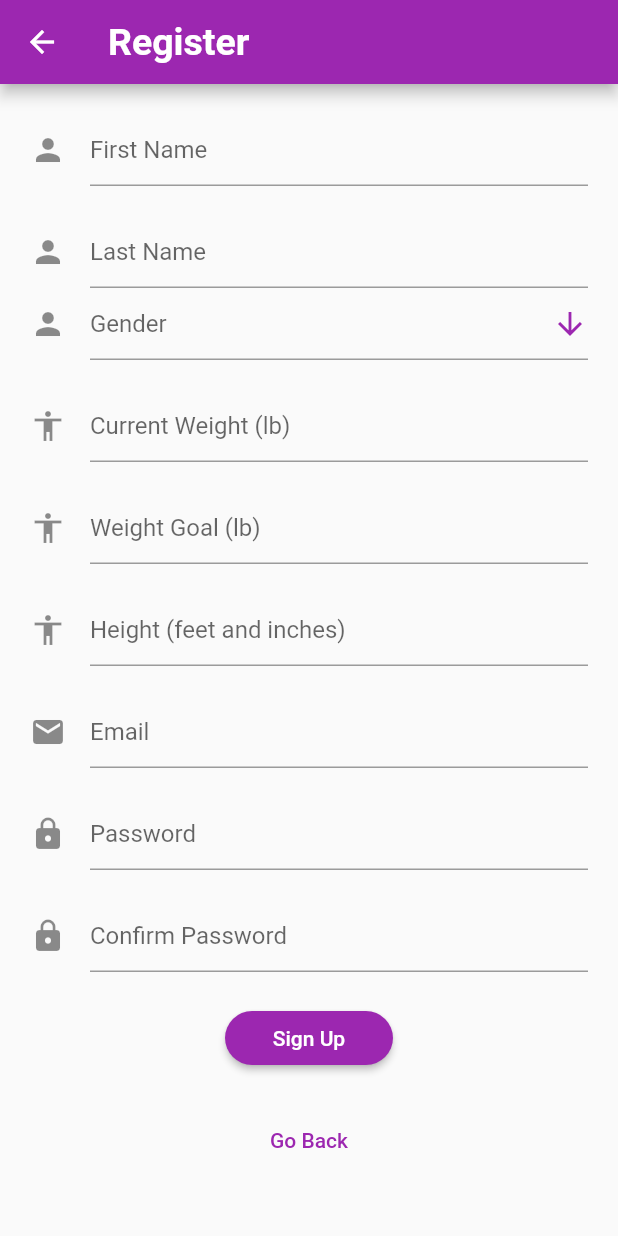
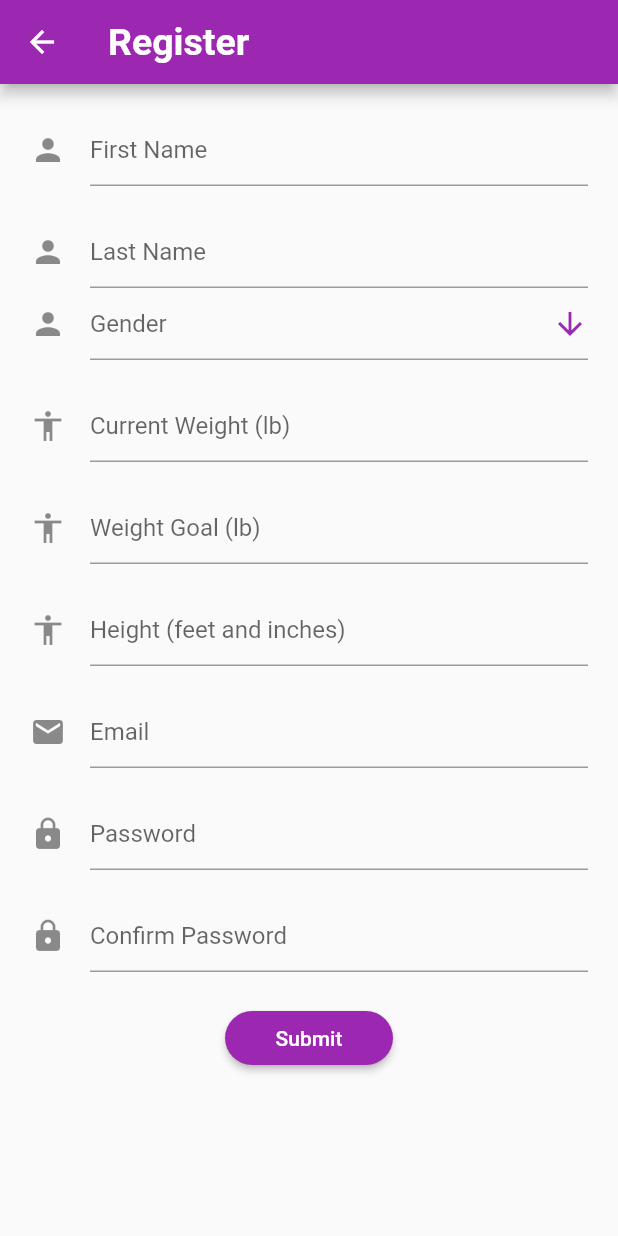
Before and after one commit to HarryChen1995/Poundora, a Flutter app: the Sign_Up_Page screen opened by its route, on a phone screen of 412 x 824 dp. Run offline on Flutter 3.47's test engine with Material 2 defaults, Android fonts, the phone set to English and light mode, and no system bars; our stand-ins replace firebase_auth, firebase_database, shared_preferences; accounts and stored records are empty.

Commit message:
Go back Buttton removed in Sign up Page

```diff
--- a/lib/pages/sign_up.dart
+++ b/lib/pages/sign_up.dart
@@ -369,18 +369,8 @@ class Sign_Up_State extends State<Sign_Up_Page> {
                           }
                         }
                       },
-                      child: Text("Sign Up",
-                          style: TextStyle(color: Colors.white)))),
-              SizedBox(height: 20),
-              Container(
-                  padding: EdgeInsets.fromLTRB(150, 0, 150, 0),
-                  child: FlatButton(
-                      onPressed: () {
-                        Navigator.pop(context);
-                      },
-                      child: Text("Go Back",
-                          style: TextStyle(
-                              color: Theme.of(context).primaryColor))))
+                      child: Text("Submit",
+                          style: TextStyle(color: Colors.white))))
             ])));
   }
 }
```
